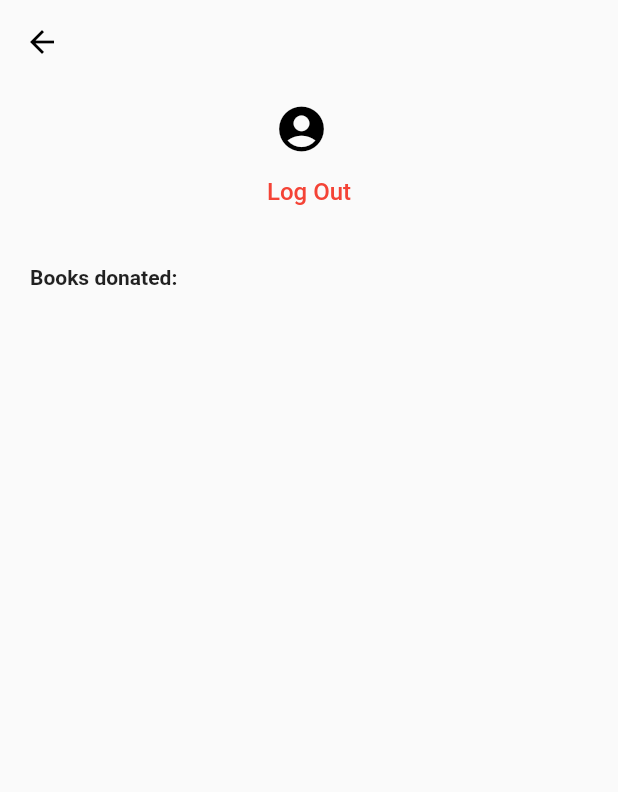
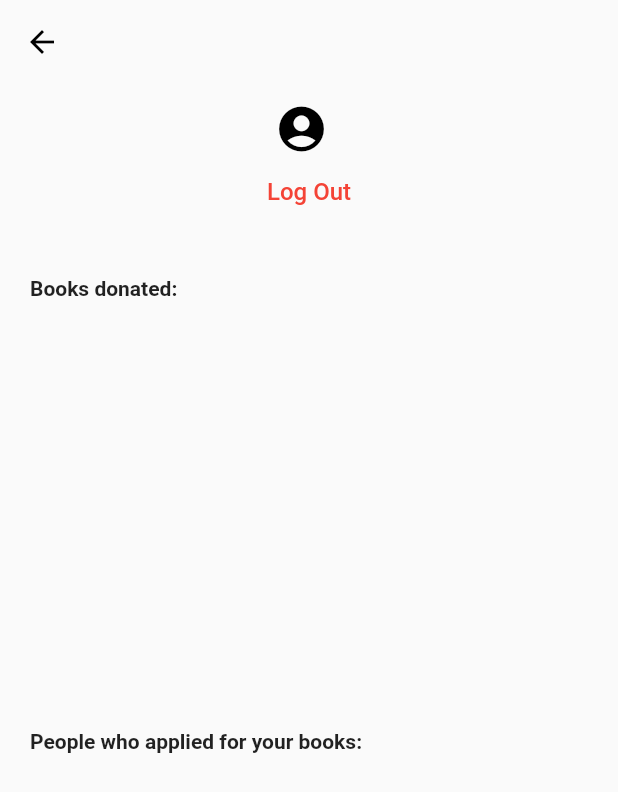
Before and after one commit to varun2430/book_bounty, a Flutter app: the HomeScreen screen opened directly, after a tap on the "account circle" icon, on a phone screen of 412 x 824 dp. Shown: the top 792 px of the screen. Run offline on Flutter 3.47's test engine with Material 2 defaults, Android fonts, the phone set to English and light mode, and no system bars; our stand-ins replace cloud_firestore, firebase_auth, firebase_core, firebase_storage, flutter_svg, image_picker; accounts and stored records are empty; network calls fail.

Commit message:
removes const warnings

```diff
--- a/lib/main.dart
+++ b/lib/main.dart
@@ -1,9 +1,9 @@
 import 'package:flutter/material.dart';
 import 'package:firebase_core/firebase_core.dart';
 import 'package:firebase_auth/firebase_auth.dart';
-import 'package:book_bounty/utils.dart';
 import 'package:book_bounty/screens/auth/auth_screen.dart';
 import 'package:book_bounty/screens/home/home_screen.dart';
+import 'package:book_bounty/utils.dart';
 
 Future main() async {
   WidgetsFlutterBinding.ensureInitialized();
@@ -31,9 +31,9 @@ class MyApp extends StatelessWidget {
         stream: FirebaseAuth.instance.authStateChanges(),
         builder: (context, snapshot) {
           if (snapshot.hasData) {
-            return HomeScreen();
+            return const HomeScreen();
           } else {
-            return AuthScreen();
+            return const AuthScreen();
           }
         },
       ),
--- a/lib/screens/details/details_screen.dart
+++ b/lib/screens/details/details_screen.dart
@@ -1,5 +1,5 @@
+import 'package:flutter/material.dart';
 import 'package:cloud_firestore/cloud_firestore.dart';
-import 'package:flutter/material.dart';
 import 'package:book_bounty/screens/details/components/body.dart';
 
 class DetailsScreen extends StatelessWidget {
@@ -20,7 +20,7 @@ class DetailsScreen extends StatelessWidget {
       backgroundColor: Colors.transparent,
       elevation: 0,
       leading: IconButton(
-        icon: Icon(Icons.arrow_back),
+        icon: const Icon(Icons.arrow_back),
         color: Colors.black,
         onPressed: () => Navigator.pop(context),
       ),
--- a/lib/screens/home/components/body.dart
+++ b/lib/screens/home/components/body.dart
@@ -19,7 +19,7 @@ class _BodyState extends State<Body> {
     return Column(
       crossAxisAlignment: CrossAxisAlignment.start,
       children: [
-        Categories(),
+        const Categories(),
         Expanded(
           child: Padding(
             padding: const EdgeInsets.symmetric(horizontal: 20),
@@ -28,18 +28,18 @@ class _BodyState extends State<Body> {
               builder: (BuildContext context,
                   AsyncSnapshot<QuerySnapshot> snapshot) {
                 if (snapshot.hasError) {
-                  return Text('Something went wrong!');
+                  return const Text('Something went wrong!');
                 }
 
                 if (snapshot.connectionState == ConnectionState.waiting) {
-                  return Center(
+                  return const Center(
                     child: CircularProgressIndicator(),
                   );
                 }
 
                 return GridView.builder(
                   itemCount: snapshot.data!.docs.length,
-                  gridDelegate: SliverGridDelegateWithFixedCrossAxisCount(
+                  gridDelegate: const SliverGridDelegateWithFixedCrossAxisCount(
                     crossAxisCount: 2,
                     childAspectRatio: 0.80,
                     mainAxisSpacing: 15,
--- a/lib/screens/home/components/categories.dart
+++ b/lib/screens/home/components/categories.dart
@@ -55,7 +55,7 @@ class _CategoriesState extends State<Categories> {
               ),
             ),
             Container(
-              margin: EdgeInsets.only(top: 4), //top padding 5
+              margin: const EdgeInsets.only(top: 4), //top padding 5
               height: 2,
               width: 30,
               color: selectedIndex == index ? Colors.black : Colors.transparent,
--- a/lib/screens/home/components/search_and_menu_button.dart
+++ b/lib/screens/home/components/search_and_menu_button.dart
@@ -20,33 +20,34 @@ class SearchAndMenuButton extends StatelessWidget {
             ),
             child: TextField(
               onChanged: (value) {},
-              decoration: InputDecoration(
+              decoration: const InputDecoration(
                 enabledBorder: InputBorder.none,
                 focusedBorder: InputBorder.none,
                 hintText: "Search Book",
-                prefixIcon: Icon(Icons.search,color: Colors.blueAccent,),
+                prefixIcon: Icon(
+                  Icons.search,
+                  color: Colors.blueAccent,
+                ),
               ),
             ),
           ),
         ),
-        SizedBox(
-          width: 4,
-        ),
+        const SizedBox(width: 4),
         InkWell(
           onTap: () => Navigator.push(
               context,
               MaterialPageRoute(
-                builder: (context) => ProfileScreen(),
+                builder: (context) => const ProfileScreen(),
               )),
           borderRadius: BorderRadius.circular(50),
           child: Container(
             width: 45,
             height: 45,
-            decoration: BoxDecoration(
+            decoration: const BoxDecoration(
               color: Colors.transparent,
               shape: BoxShape.circle,
             ),
-            child: Icon(
+            child: const Icon(
               Icons.account_circle_outlined,
               size: 34,
               color: Color(0xFFB4E4FF),
--- a/lib/screens/home/home_screen.dart
+++ b/lib/screens/home/home_screen.dart
@@ -1,4 +1,3 @@
-import 'package:flutter/cupertino.dart';
 import 'package:flutter/material.dart';
 import 'package:book_bounty/screens/home/components/body.dart';
 import 'package:book_bounty/screens/home/components/search_and_menu_button.dart';
@@ -10,20 +9,20 @@ class HomeScreen extends StatelessWidget {
   @override
   Widget build(BuildContext context) {
     return Scaffold(
-      backgroundColor: Color(0xFFB4E4FF),
+      backgroundColor: const Color(0xFFB4E4FF),
       appBar: buildAppBar(context),
-      body: Body(),
+      body: const Body(),
       floatingActionButtonLocation: FloatingActionButtonLocation.centerFloat,
       floatingActionButton: ElevatedButton(
         onPressed: () => Navigator.push(
             context,
             MaterialPageRoute(
-              builder: (context) => DonateScreen(),
+              builder: (context) => const DonateScreen(),
             )),
         style: ElevatedButton.styleFrom(
           backgroundColor: Colors.blueAccent,
         ),
-        child: Text("DONATE"),
+        child: const Text("DONATE"),
       ),
     );
   }
@@ -31,8 +30,8 @@ class HomeScreen extends StatelessWidget {
   AppBar buildAppBar(BuildContext context) {
     return AppBar(
       elevation: 0,
-      backgroundColor: Color(0xFF146C94),
-      title: SearchAndMenuButton(),
+      backgroundColor: const Color(0xFF146C94),
+      title: const SearchAndMenuButton(),
     );
   }
 }
--- a/lib/screens/profile/components/body.dart
+++ b/lib/screens/profile/components/body.dart
@@ -1,7 +1,10 @@
-import 'package:cloud_firestore/cloud_firestore.dart';
 import 'package:flutter/material.dart';
 import 'package:firebase_auth/firebase_auth.dart';
+import 'package:cloud_firestore/cloud_firestore.dart';
+import 'package:firebase_storage/firebase_storage.dart';
+import 'package:url_launcher/url_launcher.dart';
 import 'package:book_bounty/main.dart';
+import 'package:book_bounty/utils.dart';
 
 class Body extends StatefulWidget {
   const Body({super.key});
@@ -11,6 +14,30 @@ class Body extends StatefulWidget {
 }
 
 class _BodyState extends State<Body> {
+  _deleteBook(QueryDocumentSnapshot<Object?> book) async {
+    try {
+      Reference storageRef = FirebaseStorage.instance.ref().child('images');
+      Reference imgRef = storageRef.storage.refFromURL(book.get('image'));
+      await imgRef.delete();
+      await FirebaseFirestore.instance.collection('book').doc(book.id).delete();
+    } catch (error) {
+      Utils.showSnackBar("Could not delete required book.");
+    }
+  }
+
+  _launchEmailClient(String email, String title) async {
+    final Uri uri = Uri(
+      scheme: 'mailto',
+      path: email,
+      query: 'subject=Response to Your Request for $title Book',
+    );
+    if (await canLaunchUrl(uri)) {
+      await launchUrl(uri);
+    } else {
+      Utils.showSnackBar("Could not open email client.");
+    }
+  }
+
   @override
   Widget build(BuildContext context) {
     return SingleChildScrollView(
@@ -24,17 +51,15 @@ class _BodyState extends State<Body> {
             Row(
               mainAxisAlignment: MainAxisAlignment.center,
               children: [
-                Icon(
+                const Icon(
                   Icons.account_circle,
                   size: 36,
                   color: Colors.black,
                 ),
-                SizedBox(
-                  width: 10,
-                ),
+                const SizedBox(width: 10),
                 Text(
                   FirebaseAuth.instance.currentUser!.email ?? "",
-                  style: TextStyle(
+                  style: const TextStyle(
                     fontSize: 20,
                     fontWeight: FontWeight.w500,
                   ),
@@ -50,7 +75,7 @@ class _BodyState extends State<Body> {
                     navigatorKey.currentState!
                         .popUntil((route) => route.isFirst);
                   },
-                  child: Text(
+                  child: const Text(
                     "Log Out",
                     style: TextStyle(
                       fontSize: 16,
@@ -60,12 +85,10 @@ class _BodyState extends State<Body> {
                 )
               ],
             ),
-            SizedBox(
-              height: 25,
-            ),
+            const SizedBox(height: 32),
             Row(
               mainAxisAlignment: MainAxisAlignment.start,
-              children: [
+              children: const [
                 Text(
                   "Books donated:",
                   style: TextStyle(
@@ -75,7 +98,8 @@ class _BodyState extends State<Body> {
                 ),
               ],
             ),
-            Container(
+            const SizedBox(height: 8),
+            SizedBox(
               height: 250,
               child: StreamBuilder<QuerySnapshot>(
                 stream: FirebaseFirestore.instance
@@ -86,11 +110,11 @@ class _BodyState extends State<Body> {
                 builder: (BuildContext context,
                     AsyncSnapshot<QuerySnapshot> snapshot) {
                   if (snapshot.hasError) {
-                    return Text('Something went wrong!');
+                    return const Text('Something went wrong!');
                   }
 
                   if (snapshot.connectionState == ConnectionState.waiting) {
-                    return Center(
+                    return const Center(
                       child: CircularProgressIndicator(),
                     );
                   }
@@ -102,12 +126,84 @@ class _BodyState extends State<Body> {
                         return Row(
                           mainAxisAlignment: MainAxisAlignment.spaceBetween,
                           children: [
-                            Text(data.get("title")),
+                            Expanded(
+                              child: Text(data.get("title")),
+                            ),
                             TextButton(
-                              onPressed: () {},
-                              child: Icon(
+                              onPressed: () {
+                                _deleteBook(data);
+                              },
+                              child: const Icon(
                                 Icons.delete_outline,
                                 color: Colors.red,
+                              ),
+                            )
+                          ],
+                        );
+                      });
+                },
+              ),
+            ),
+            const SizedBox(height: 28),
+            Row(
+              mainAxisAlignment: MainAxisAlignment.start,
+              children: const [
+                Text(
+                  "People who applied for your books:",
+                  style: TextStyle(
+                    fontSize: 14,
+                    fontWeight: FontWeight.w600,
+                  ),
+                ),
+              ],
+            ),
+            const SizedBox(height: 8),
+            SizedBox(
+              height: 250,
+              child: StreamBuilder<QuerySnapshot>(
+                stream: FirebaseFirestore.instance
+                    .collection('book')
+                    .where('donated_by',
+                        isEqualTo: FirebaseAuth.instance.currentUser!.uid)
+                    .snapshots(),
+                builder: (BuildContext context,
+                    AsyncSnapshot<QuerySnapshot> snapshot) {
+                  if (snapshot.hasError) {
+                    return const Text('Something went wrong!');
+                  }
+
+                  if (snapshot.connectionState == ConnectionState.waiting) {
+                    return const Center(
+                      child: CircularProgressIndicator(),
+                    );
+                  }
+
+                  Map<String, dynamic> bookData = {};
+                  for (var doc in snapshot.data!.docs) {
+                    if (doc.get('applied_by').isNotEmpty) {
+                      bookData[doc.id] = doc.data();
+                    }
+                  }
+
+                  return ListView.builder(
+                      itemCount: bookData.length,
+                      itemBuilder: (context, index) {
+                        final key = bookData.keys.elementAt(index);
+                        final data = bookData[key];
+                        return Row(
+                          mainAxisAlignment: MainAxisAlignment.spaceBetween,
+                          children: [
+                            Expanded(child: Text(data['title'])),
+                            const SizedBox(width: 10),
+                            Expanded(child: Text(data['applied_by'][0])),
+                            TextButton(
+                              onPressed: () {
+                                _launchEmailClient(
+                                    data['applied_by'][0], data['title']);
+                              },
+                              child: const Icon(
+                                Icons.mail,
+                                color: Colors.orange,
                               ),
                             )
                           ],
--- a/lib/screens/profile/profile_screen.dart
+++ b/lib/screens/profile/profile_screen.dart
@@ -8,7 +8,7 @@ class ProfileScreen extends StatelessWidget {
   Widget build(BuildContext context) {
     return Scaffold(
       appBar: buildAppBar(context),
-      body: Body(),
+      body: const Body(),
     );
   }
 
@@ -17,7 +17,7 @@ class ProfileScreen extends StatelessWidget {
       backgroundColor: Colors.transparent,
       elevation: 0,
       leading: IconButton(
-        icon: Icon(Icons.arrow_back),
+        icon: const Icon(Icons.arrow_back),
         color: Colors.black,
         onPressed: () => Navigator.pop(context),
       ),
```
Also changed, not shown: lib/screens/auth/components/login.dart (+12 -20 lines), lib/screens/auth/components/signup.dart (+9 -13 lines), lib/screens/details/components/body.dart (+3 -4 lines), lib/screens/details/components/book_title_with_image.dart (+3 -5 lines), lib/screens/details/components/description.dart (+6 -8 lines), lib/screens/details/components/know_more_and_apply.dart (+10 -10 lines), lib/screens/details/components/location_and_condition.dart (+5 -4 lines), lib/screens/donate/components/body.dart (+9 -16 lines), lib/screens/donate/donate_screen.dart (+3 -4 lines), lib/screens/home/components/book_card.dart (+6 -6 lines), lib/screens/home/components/side_menu.dart (deleted, +0 -47 lines).
